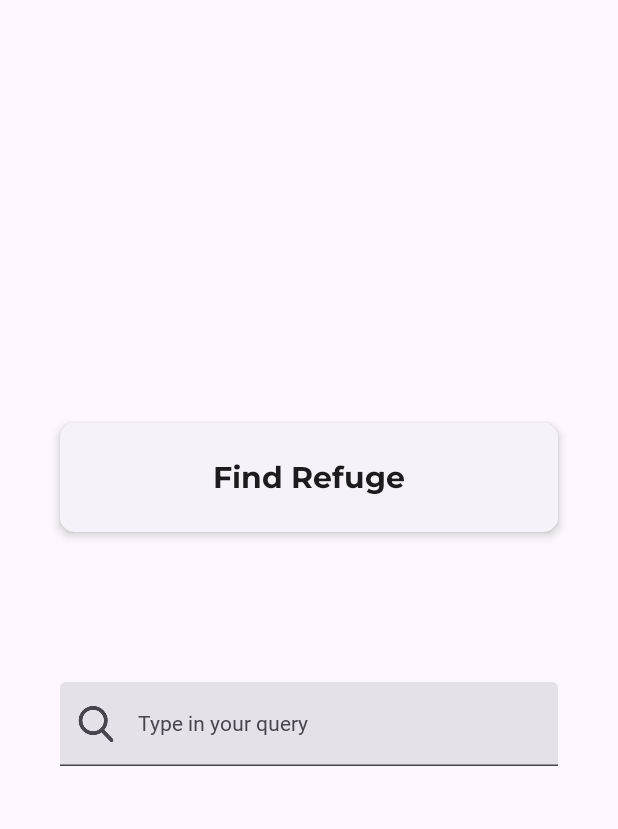
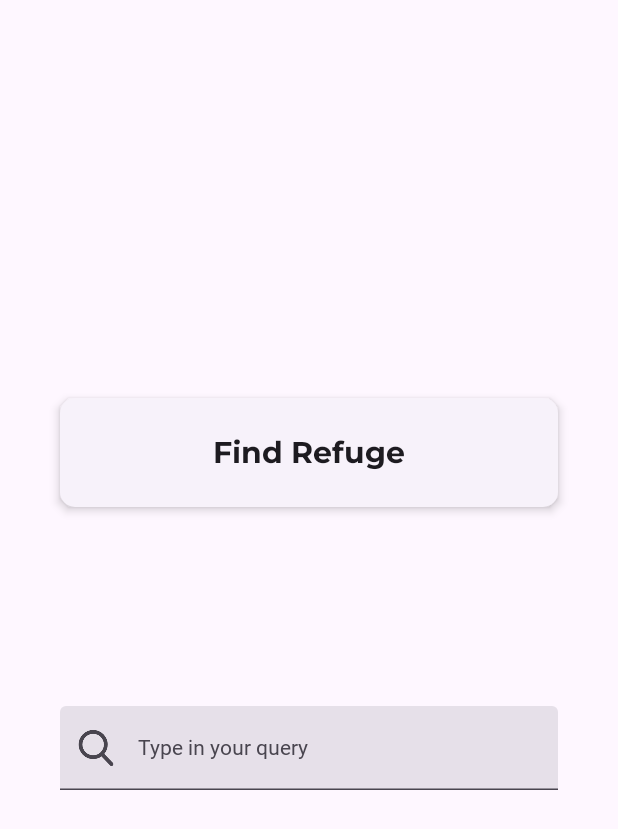
Before and after one commit to Alejandro-Casanova/Refuge-Restrooms-Android, an Android app built with Jetpack Compose: the SearchViewActivity screen opened directly, with no data from a screen before it, on a phone screen of 412 x 824 dp. Shown: the top 829 px of the screen. Run offline under Robolectric (Android 15) with nearby library versions, the light colour scheme and no system bars; Roboto replaces fonts that are not available here.

Commit message:
added search, about and list screens

```diff
--- a/app/src/main/AndroidManifest.xml
+++ b/app/src/main/AndroidManifest.xml
@@ -18,12 +18,12 @@
             android:label="@string/title_activity_about_screen"
             android:theme="@style/Theme.RefugeRestrooms" />
         <activity
-            android:name=".ui.ListViewActivity"
+            android:name=".ui.screens.ListViewActivity"
             android:exported="true"
             android:label="@string/title_activity_list_view"
             android:theme="@style/Theme.RefugeRestrooms" />
         <activity
-            android:name=".ui.SearchViewActivity"
+            android:name=".ui.screens.SearchViewActivity"
             android:exported="true"
             android:label="@string/title_activity_search_view"
             android:theme="@style/Theme.RefugeRestrooms" />
--- a/app/src/main/java/com/example/refugerestrooms/ui/AboutScreen.kt
+++ b/app/src/main/java/com/example/refugerestrooms/ui/screens/AboutScreen.kt
@@ -1,4 +1,4 @@
-package com.example.refugerestrooms.ui
+package com.example.refugerestrooms.ui.screens
 
 import androidx.compose.foundation.Image
 import androidx.compose.foundation.layout.Arrangement
@@ -21,8 +21,6 @@ import androidx.compose.ui.draw.rotate
 import androidx.compose.ui.graphics.painter.Painter
 import androidx.compose.ui.graphics.vector.ImageVector
 import androidx.compose.ui.res.painterResource
-import androidx.compose.ui.text.font.FontStyle
-import androidx.compose.ui.text.font.FontWeight
 import androidx.compose.ui.text.style.TextAlign
 import androidx.compose.ui.tooling.preview.Preview
 import androidx.compose.ui.unit.dp
@@ -48,6 +46,7 @@ fun AboutScreen(modifier: Modifier = Modifier) {
         AboutCard(
             modifier = Modifier
         )
+        Spacer(modifier = Modifier.weight(0.10f))
     }
 }
 
--- a/app/src/main/java/com/example/refugerestrooms/ui/SearchScreen.kt
+++ b/app/src/main/java/com/example/refugerestrooms/ui/screens/SearchScreen.kt
@@ -1,4 +1,4 @@
-package com.example.refugerestrooms.ui
+package com.example.refugerestrooms.ui.screens
 
 import android.os.Bundle
 import androidx.activity.ComponentActivity
@@ -7,6 +7,7 @@ import androidx.activity.enableEdgeToEdge
 import androidx.annotation.DrawableRes
 import androidx.annotation.StringRes
 import androidx.compose.foundation.layout.Arrangement
+import androidx.compose.foundation.layout.Box
 import androidx.compose.foundation.layout.Column
 import androidx.compose.foundation.layout.Spacer
 import androidx.compose.foundation.layout.fillMaxSize
@@ -34,7 +35,6 @@ import androidx.compose.ui.Alignment
 import androidx.compose.ui.Modifier
 import androidx.compose.ui.res.painterResource
 import androidx.compose.ui.res.stringResource
-import androidx.compose.ui.text.font.FontWeight
 import androidx.compose.ui.text.input.ImeAction
 import androidx.compose.ui.text.input.KeyboardType
 import androidx.compose.ui.tooling.preview.Preview
@@ -89,21 +89,23 @@ fun EditSearchField(
 @Composable
 fun SearchScreen(modifier: Modifier = Modifier) {
     var searchQuery by remember { mutableStateOf("") }
+    Box(modifier = modifier) {
         Column(
-        modifier = modifier
-            .statusBarsPadding()
-            .padding(horizontal = 40.dp)
-            .safeDrawingPadding(),
+            modifier = Modifier
+            //            .statusBarsPadding()
+                        .padding(horizontal = 40.dp),
+            //            .safeDrawingPadding(),
             horizontalAlignment = Alignment.CenterHorizontally,
             verticalArrangement = Arrangement.Center
         ) {
 
+            Spacer(modifier = Modifier.weight(1.0f))
             ElevatedCard(
                 elevation = CardDefaults.cardElevation(
                     defaultElevation = 4.dp
                 ),
                 shape = RoundedCornerShape(10.dp),
-            modifier = modifier.fillMaxWidth()
+                modifier = Modifier.fillMaxWidth()
             ) {
                 Text(
                     text = stringResource(R.string.find_refuge_search_query),
@@ -113,7 +115,7 @@ fun SearchScreen(modifier: Modifier = Modifier) {
                         .align(alignment = Alignment.CenterHorizontally)
                 )
             }
-        Spacer(modifier = Modifier.height(100.dp))
+            Spacer(modifier = Modifier.weight(0.5f))
             EditSearchField(
                 label = R.string.type_in_your_query,
                 leadingIcon = R.drawable.search_icon,
@@ -127,6 +129,8 @@ fun SearchScreen(modifier: Modifier = Modifier) {
                     .padding(bottom = 32.dp)
                     .fillMaxWidth()
             )
+            Spacer(modifier = Modifier.weight(1f))
+        }
     }
 }
 
```
Also changed, not shown: app/src/main/java/com/example/refugerestrooms/AppScreen.kt (+30 -13 lines), app/src/main/java/com/example/refugerestrooms/ui/screens/RestroomListScreen.kt (renamed from app/src/main/java/com/example/refugerestrooms/ui/RestroomListScreen.kt, +5 -3 lines). Lines whose indentation alone changed are shown as unchanged.
